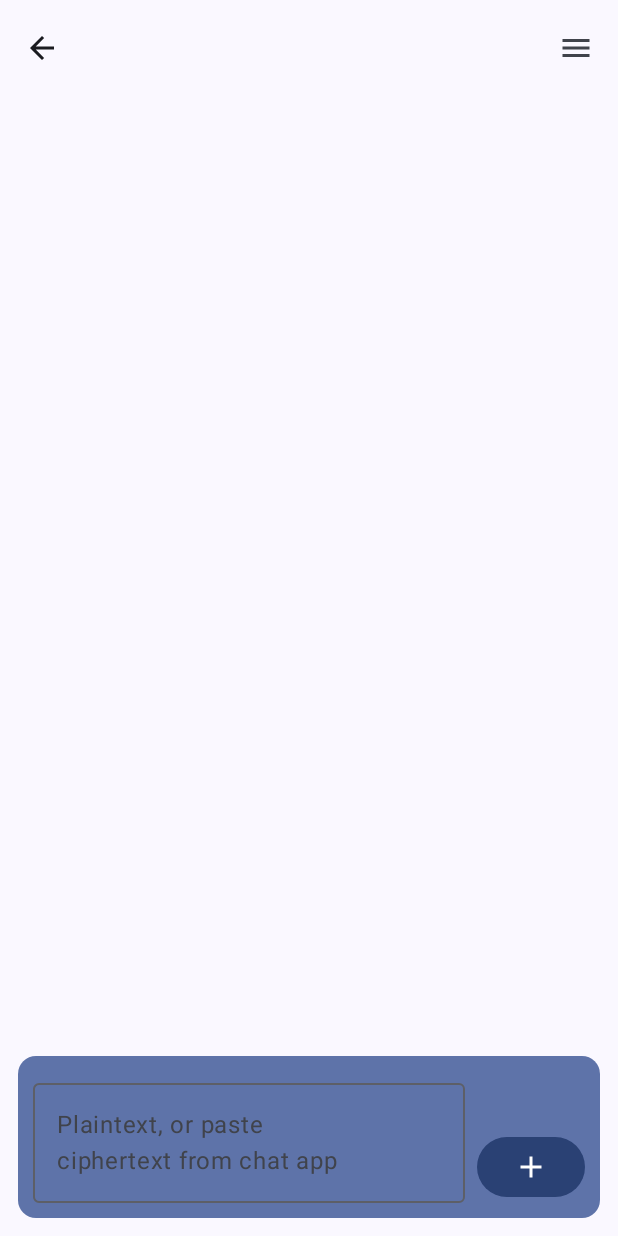
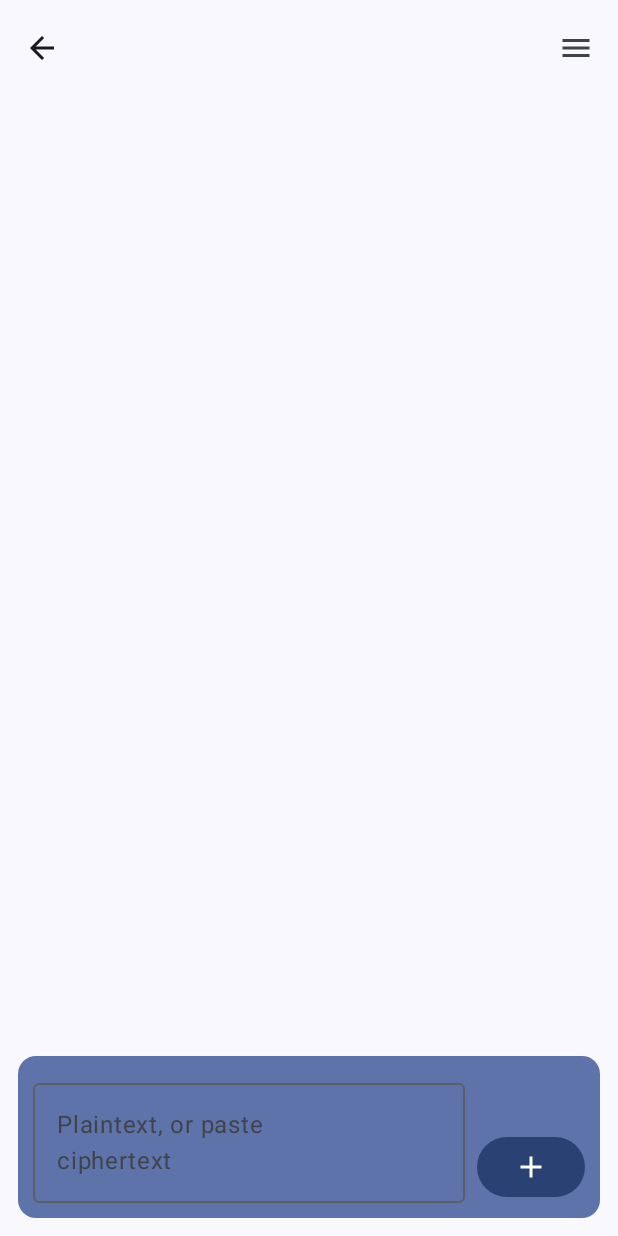
Before and after one commit to Huai-Tian/sealing-wax, an Android app built with Jetpack Compose: the composable ChatScreen called with empty values, on a phone screen of 412 x 824 dp. Run offline under Robolectric (Android 15) with nearby library versions, the phone set to English and light mode, and no system bars.

Commit message:
修正Toast弹窗内容

```diff
--- a/app/src/main/res/values/strings.xml
+++ b/app/src/main/res/values/strings.xml
@@ -73,10 +73,10 @@
     <string name="padding_off">Off</string>
 
     <!-- chat: input bar -->
-    <string name="input_label">Plaintext, or paste ciphertext from chat app</string>
+    <string name="input_label">Plaintext, or paste ciphertext</string>
     <string name="plus_cd">Send file and more</string>
     <string name="seal_cd">Encrypt and copy</string>
-    <string name="sealed_toast_one">Encrypted and copied — paste it in your chat app</string>
+    <string name="sealed_toast_one">Encrypted and copied</string>
     <string name="sealed_toast_many">Encrypted into %1$d pieces, all copied — one paste is enough</string>
     <string name="tile_send">Send file</string>
     <string name="tile_receive">Receive file</string>
```
Also changed, not shown: 1 other file.
